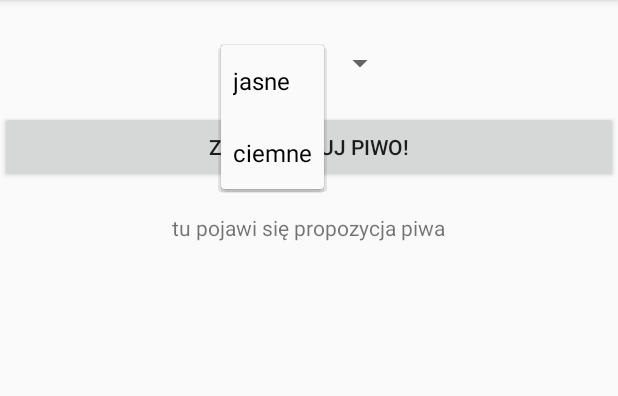
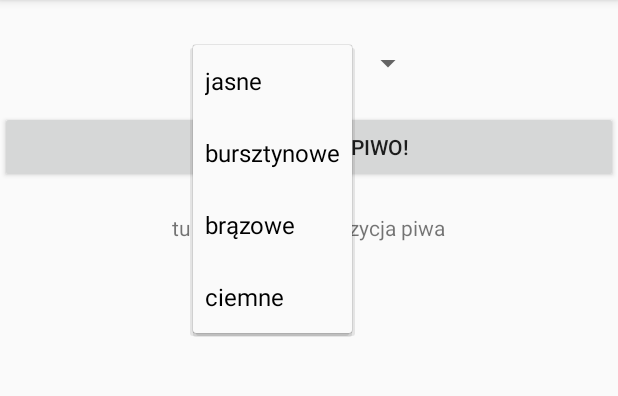
Before and after one commit to 3TORStudio/PoradnikPiwny, an Android app: the screen it shows after launch (FindBeerActivity), after a tap on "jasne", on a phone screen of 412 x 824 dp, the part 84-480 px from its top. Run offline under Robolectric (Android 15) with nearby library versions, the phone set to English and light mode, and no system bars.

Commit message:
Testowanie tworzenia referencji do obiektów graficznych (TextView).

```diff
--- a/app/src/main/java/com/example/marcin/doradcapiwny/FindBeerActivity.java
+++ b/app/src/main/java/com/example/marcin/doradcapiwny/FindBeerActivity.java
@@ -2,12 +2,28 @@ package com.example.marcin.doradcapiwny;
 
 import android.support.v7.app.AppCompatActivity;
 import android.os.Bundle;
+import android.view.View;
+import android.widget.TextView;
 
 public class FindBeerActivity extends AppCompatActivity {
 
+    private boolean czyKlikniete = false;
     @Override
     protected void onCreate(Bundle savedInstanceState) {
         super.onCreate(savedInstanceState);
         setContentView(R.layout.activity_find_beer);
     }
+
+    public void onClickFindBeer(View view){
+        //utworzenie zmiennej referencyjnej do pola tekstowego w którym będzie
+        //wyświetlona propozycja piwa
+        TextView tekstZListaPiwa = (TextView) findViewById(R.id.brand);
+        if (!czyKlikniete){
+            tekstZListaPiwa.setText("Na razie nie wiem co zaproponować");
+            czyKlikniete = true;
+        } else {
+            tekstZListaPiwa.setText("Daj spokój. Nic nie powiem");
+        }
+
+    }
 }
--- a/app/src/main/res/layout/activity_find_beer.xml
+++ b/app/src/main/res/layout/activity_find_beer.xml
@@ -23,6 +23,7 @@
         android:text="@string/find_beer"
         android:layout_centerHorizontal="true"
         android:layout_marginTop="20dp"
+        android:onClick="onClickFindBeer"
         />
 
     <TextView
--- a/app/src/main/res/values/strings.xml
+++ b/app/src/main/res/values/strings.xml
@@ -4,6 +4,8 @@
     <string name="brands">tu pojawi się propozycja piwa</string>
     <string-array name="beer_color">
         <item>jasne</item>
+        <item>bursztynowe</item>
+        <item>brązowe</item>
         <item>ciemne</item>
     </string-array>
 </resources>
```
